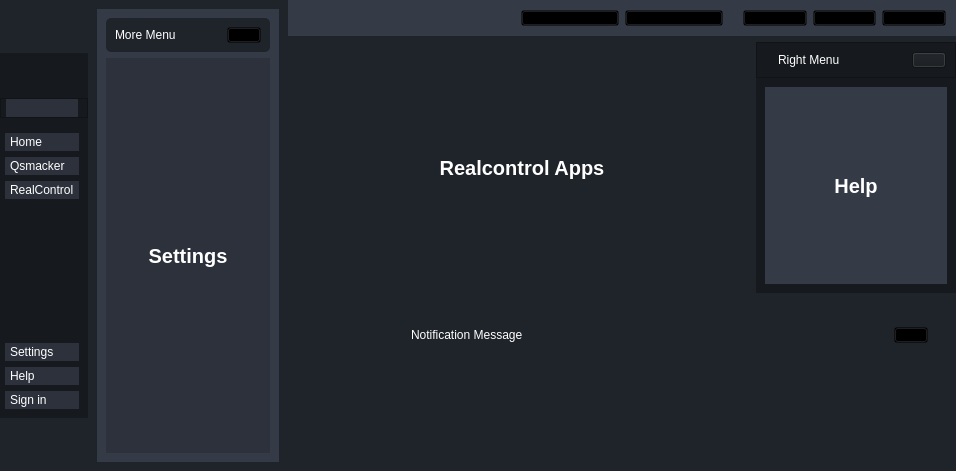
The window that mainWindow_dark.ui (j37hr0/RTSUtilityApp) describes before a commit, drawn with Qt 5.
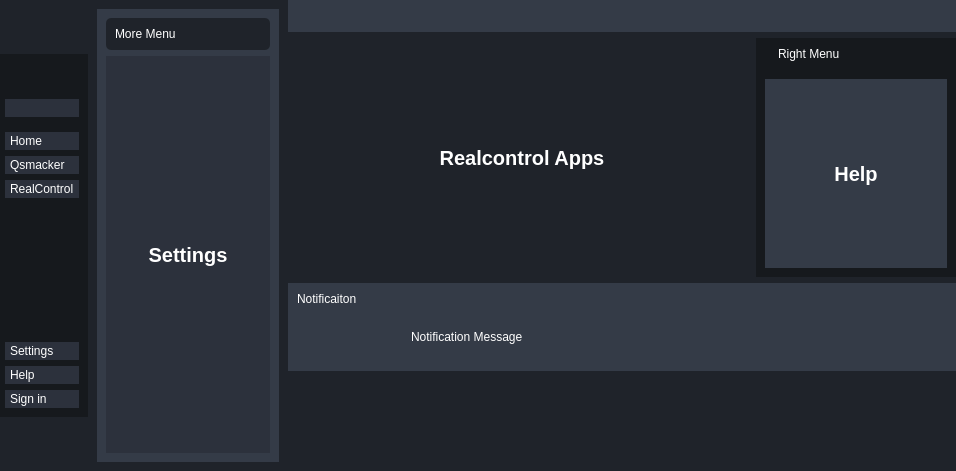
The same window after the commit. Icons and pictures are not drawn.

The edit to the form file:
```diff
--- a/mainWindow_dark.ui
+++ b/mainWindow_dark.ui
@@ -15,7 +15,7 @@
   </property>
   <property name="styleSheet">
    <string notr="true">*{
-borer: none;
+border: none;
 background-color: transparent;
 background: transparent;
 padding: 0;
@@ -25,8 +25,11 @@
 #centralwidget{
 background-color: #1f232a;
 }
-#leftMenuSubContainer,  #rightMenuSubContainer{
-background-color: #1619d;
+#popupNotificationContainer{
+	background-color: #343b47;
+}
+#leftMenuSubContainer, #rightMenuSubContainer{
+	background-color: #16191d;
 }
 #leftMenuSubContainer QPushButton{
 	text-align: left;
@@ -978,6 +981,13 @@
        <item>
         <widget class="QWidget" name="popupNotificationContainer" native="true">
          <layout class="QVBoxLayout" name="verticalLayout_18">
+          <item>
+           <widget class="QLabel" name="label_11">
+            <property name="text">
+             <string>Notificaiton</string>
+            </property>
+           </widget>
+          </item>
           <item>
            <widget class="QWidget" name="popupNotificationSubContainer" native="true">
             <layout class="QVBoxLayout" name="verticalLayout_19">
```
Left out of the diff: 6 changed lines with no effect on the pictures.
